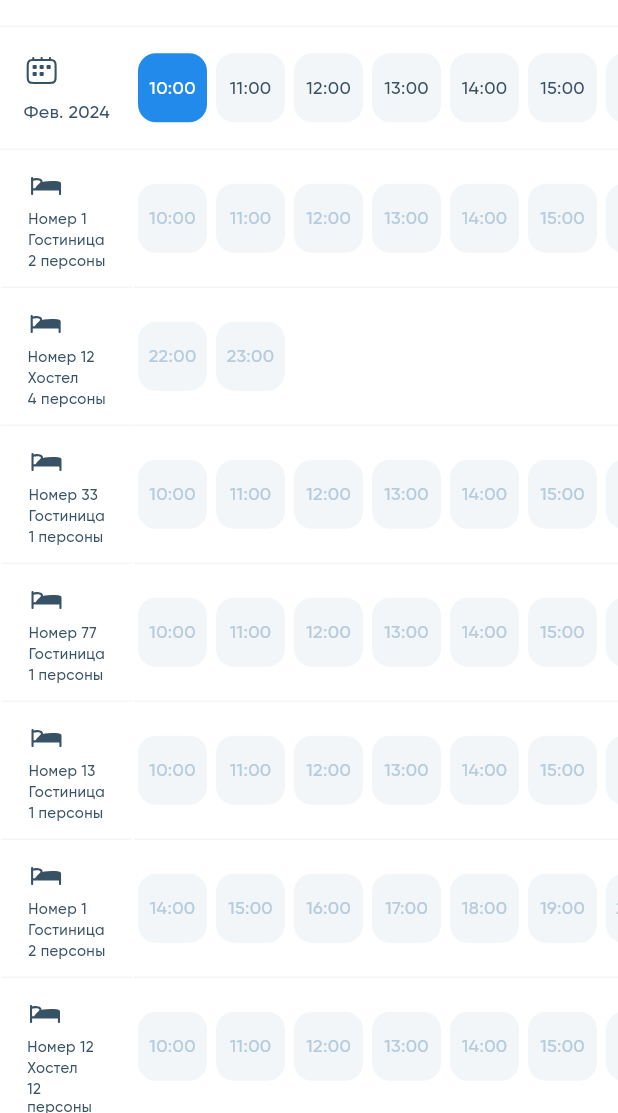
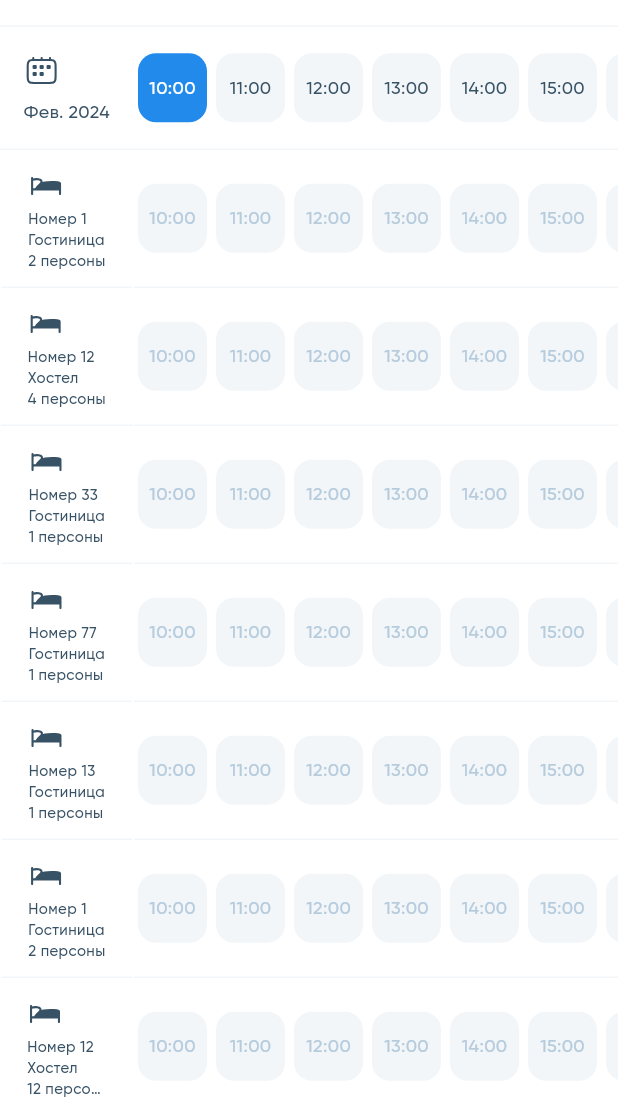
Before and after one commit to x4dead/qaz-booking-ui, a Flutter app: the MainPage screen opened by its route, on a phone screen of 412 x 824 dp, the part 123-1236 px from its top. Run offline on Flutter 3.47's test engine with Material 3 defaults, Android fonts, the phone set to English and light mode, and no system bars; our stand-ins replace flutter_svg, go_router, syncfusion_flutter_datepicker, timezone; missing offline and left inert: syncfusion_flutter_core.

Commit message:
фикс визуальных багов

```diff
--- a/lib/ui/pages/guest_info_page/guest_info_page.dart
+++ b/lib/ui/pages/guest_info_page/guest_info_page.dart
@@ -55,7 +55,7 @@
         ? 1
         : switch (widget.guestModel?.color) {
             AppColors.colorBlue => 0,
-            AppColors.colorBlue => 1,
+            AppColors.colorGreen => 1,
             AppColors.colorOrange => 2,
             _ => 3
           };
--- a/lib/ui/pages/main_page/calendar/appointment_view.dart
+++ b/lib/ui/pages/main_page/calendar/appointment_view_card.dart
@@ -6,8 +6,8 @@
 import 'package:qaz_booking_ui/utils/constants/ui_constants.dart';
 import 'package:qaz_booking_ui/utils/extentions/figma_height.dart';
 
-class AppointmentViewWidget extends StatelessWidget {
-  const AppointmentViewWidget({
+class AppointmentViewCard extends StatelessWidget {
+  const AppointmentViewCard({
     super.key,
     required this.appointment,
     this.borderRadius,
--- a/lib/ui/pages/main_page/calendar/data/data.dart
+++ b/lib/ui/pages/main_page/calendar/data/data.dart
@@ -58,25 +58,34 @@
 final now = DateTime.now();
 final listAppointment = [
   GuestModel(
-    startDate: DateTime(2024, 2, 22, 20, 30),
+    startDate: DateTime(2024, 2, 22, 20, 59),
     resourceId: '0006',
-    endDate: DateTime(2024, 4, 22, 5, 30),
+    endDate: DateTime(2024, 2, 27, 22, 30),
+    color: AppColors.colorBlue,
+    payment: '5 300 сом',
+    guestFullname: 'Арген М. М.',
+  ),
+
+  GuestModel(
+    startDate: DateTime(2024, 2, 19, 2, 59),
+    resourceId: '0000',
+    endDate: DateTime(2024, 2, 19, 5, 59),
+    color: AppColors.colorOrange,
+    payment: '5 300 сом',
+    guestFullname: 'Арген М. М.',
+  ),
+  GuestModel(
+    startDate: DateTime(2024, 2, 20, 0, 59),
+    resourceId: '0000',
+    endDate: DateTime(2024, 2, 21, 5, 59),
     color: AppColors.colorGreen,
     payment: '5 300 сом',
     guestFullname: 'Арген М. М.',
   ),
-  // GuestModel(
-  //   startDate: DateTime(2024, 2, 19, 23, 59),
-  //   resourceId: '0000',
-  //   endDate: DateTime(2024, 2, 19, 23, 59),
-  //   color: AppColors.colorGreen,
-  //   payment: '5 300 сом',
-  //   guestFullname: 'Арген М. М.',
-  // ),
   GuestModel(
-    startDate: DateTime(2024, 2, 22, 20, 30),
+    startDate: DateTime(2024, 2, 22, 20, 59),
     resourceId: '0000',
-    endDate: DateTime(2024, 2, 24, 21, 30),
+    endDate: DateTime(2024, 2, 27, 21, 30),
     color: AppColors.colorGreen,
     payment: '5 300 сом',
     guestFullname: 'Арген М. М.',
@@ -97,30 +106,30 @@
   //   payment: '5 300 сом',
   //   guestFullname: 'Арген М. М.',
   // ),
-  GuestModel(
-    startDate: DateTime(
-      now.year,
-      now.month,
-      18,
-    ),
-    resourceId: '0001',
-    endDate: DateTime(
-      now.year,
-      now.month,
-      23,
-    ),
-    color: AppColors.colorGreen,
-    payment: '5 300 сом',
-    guestFullname: 'Арген М. М.',
-  ),
-  GuestModel(
-    startDate: now,
-    resourceId: '0005',
-    endDate: now.add(const Duration(hours: 4)),
-    color: AppColors.colorOrange,
-    payment: '7 500 сом',
-    guestFullname: 'Жанна Т. Т.',
-  ),
+  // GuestModel(
+  //   startDate: DateTime(
+  //     now.year,
+  //     now.month,
+  //     18,
+  //   ),
+  //   resourceId: '0001',
+  //   endDate: DateTime(
+  //     now.year,
+  //     now.month,
+  //     23,
+  //   ),
+  //   color: AppColors.colorGreen,
+  //   payment: '5 300 сом',
+  //   guestFullname: 'Арген М. М.',
+  // ),
+  // GuestModel(
+  //   startDate: now,
+  //   resourceId: '0001',
+  //   endDate: now.add(const Duration(hours: 4)),
+  //   color: AppColors.colorOrange,
+  //   payment: '7 500 сом',
+  //   guestFullname: 'Жанна Т. Т.',
+  // ),
   // GuestModel(
   //   startDate: DateTime(now.year, now.month, now.day + 1, 1),
   //   resourceId: '0000',
@@ -137,17 +146,17 @@
   // //   payment: '6 300 ₸',
   // //   guestFullname: 'Эдуард Б. М.',
   // // ),
-  GuestModel(
-    startDate: DateTime(now.year, now.month, now.day, 0),
-    resourceId: '0001',
-    endDate: DateTime(now.year, now.month, now.day, 12),
-    color: AppColors.colorOrange,
-    payment: '77 400 ₸',
-    guestFullname: 'Екатерина',
-  ),
+  // GuestModel(
+  //   startDate: DateTime(now.year, now.month, now.day, 0),
+  //   resourceId: '0001',
+  //   endDate: DateTime(now.year, now.month, now.day, 12),
+  //   color: AppColors.colorOrange,
+  //   payment: '77 400 ₸',
+  //   guestFullname: 'Екатерина',
+  // ),
   GuestModel(
     isSaved: true,
-    startDate: now.add(const Duration(days: 2)),
+    startDate: now.subtract(const Duration(days: 2)),
     resourceId: '0002',
     endDate: now.add(const Duration(days: 3)),
     color: AppColors.colorViolet,
--- a/lib/ui/pages/main_page/calendar/resource_view_card.dart
+++ b/lib/ui/pages/main_page/calendar/resource_view_card.dart
@@ -36,7 +36,8 @@
           kSBH2,
           Text(resource.objectType!, style: resourceStyle),
           kSBH2,
-          Text("${resource.roomsCount!} персоны", style: resourceStyle),
+          Text("${resource.roomsCount!} персоны",
+              style: resourceStyle, overflow: TextOverflow.ellipsis),
         ],
       ),
     );
```
